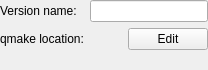
Before: the Qt Designer form src/plugins/qtsupport/qtversioninfo.ui in qt-creator/qt-creator, drawn with Qt 5.
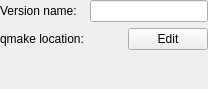
After: the same form once the commit is applied.

Commit message: OS X: make qt version name field in options grow

Patch:
```diff
--- a/src/plugins/qtsupport/qtversioninfo.ui
+++ b/src/plugins/qtsupport/qtversioninfo.ui
@@ -7,10 +7,13 @@
     <x>0</x>
     <y>0</y>
     <width>208</width>
-    <height>60</height>
+    <height>89</height>
    </rect>
   </property>
   <layout class="QFormLayout" name="formLayout">
+   <property name="fieldGrowthPolicy">
+    <enum>QFormLayout::ExpandingFieldsGrow</enum>
+   </property>
    <property name="leftMargin">
     <number>0</number>
    </property>
```
